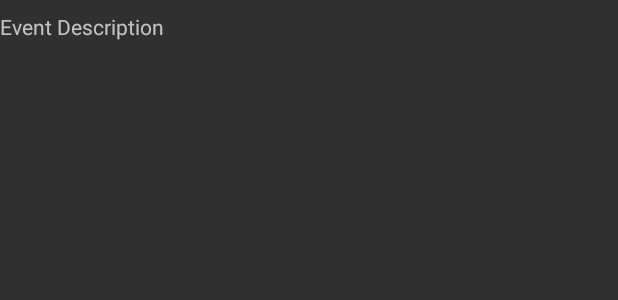
After one commit to ZlyCzerw/meuwealfa, an Android app: the layout marker_info_content.xml on its own in the app's theme, with its tools: preview values and no code run, on a phone screen of 412 x 824 dp. The commit adds this screen. Shown: the top 300 px of the screen. Run offline under Robolectric (Android 15) with nearby library versions, the phone set to English and light mode, and no system bars.

```diff
--- a/app/src/main/java/eu/meuwe/app/meuwealfa/DisplayMeuweActivity.java
+++ b/app/src/main/java/eu/meuwe/app/meuwealfa/DisplayMeuweActivity.java
@@ -151,7 +151,7 @@ public class DisplayMeuweActivity extends AppCompatActivity {
                 } else //fill window
                 {
                     Post post = documentSnapshot.toObject(Post.class);
-                    if (!post.getMessages().isEmpty()) {
+                    if (post!=null && !post.getMessages().isEmpty()) {
                         adapter.notifyDataSetChanged();
                         recyclerView.scrollToPosition(post.getMessages().size()); //go to the bottom of messages
                         messageText.setText("");
--- /dev/null
+++ b/app/src/main/res/layout/marker_info_content.xml
@@ -0,0 +1,17 @@
+<?xml version="1.0" encoding="utf-8"?>
+<android.support.constraint.ConstraintLayout
+    xmlns:android="http://schemas.android.com/apk/res/android"
+    xmlns:app="http://schemas.android.com/apk/res-auto"
+    xmlns:tools="http://schemas.android.com/tools"
+    android:layout_width="match_parent"
+    android:layout_height="match_parent">
+
+    <TextView
+        android:id="@+id/Event_Description_Text"
+        android:layout_width="wrap_content"
+        android:layout_height="wrap_content"
+        android:layout_marginTop="8dp"
+        android:text="Event Description"
+        app:layout_constraintTop_toTopOf="parent"
+        tools:layout_editor_absoluteX="144dp" />
+</android.support.constraint.ConstraintLayout>
```
Also changed, not shown: app/src/main/java/eu/meuwe/app/meuwealfa/MapsActivity.java (+48 -10 lines).
